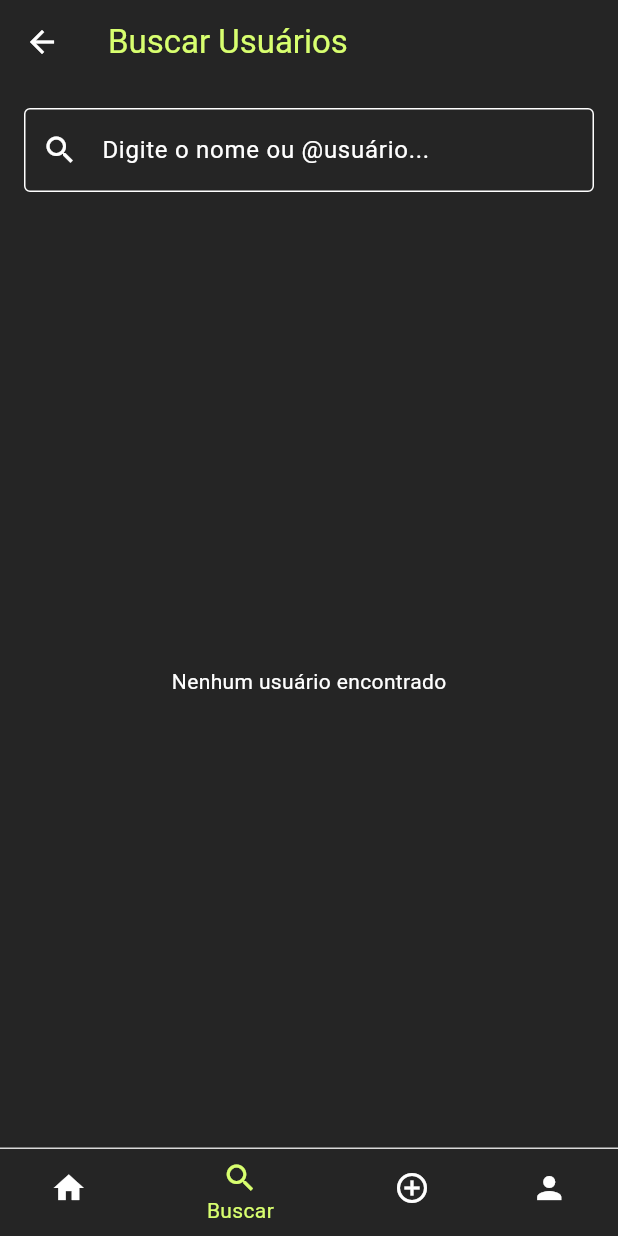
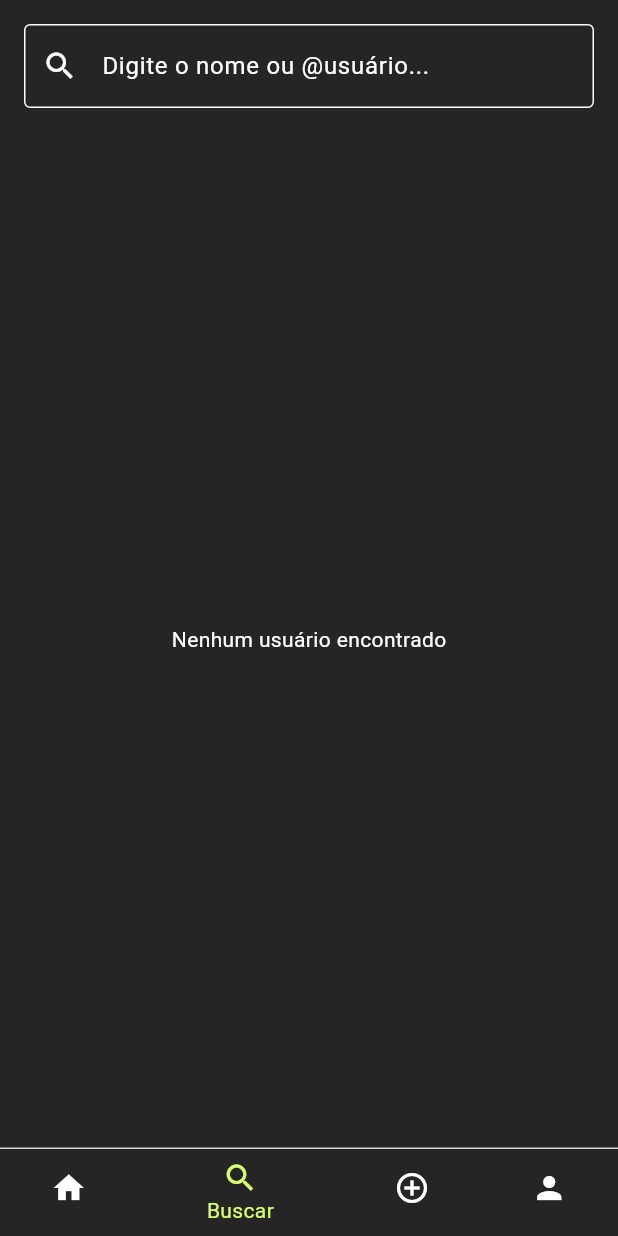
Before and after one commit to caiquedebrito/papacapim_ui, a Flutter app: the SearchScreen screen opened directly, on a phone screen of 412 x 824 dp. Run offline on Flutter 3.47's test engine with Material 3 defaults, Android fonts, the phone set to English and light mode, and no system bars.

Commit message:
Refactor: Update AppBar settings and improve layout consistency across multiple screens

```diff
--- a/lib/screens/feed_screen.dart
+++ b/lib/screens/feed_screen.dart
@@ -39,6 +39,7 @@ class FeedScreen extends StatelessWidget {
       child: Scaffold(
         appBar: AppBar(
           backgroundColor: Theme.of(context).colorScheme.primary,
+          automaticallyImplyLeading: false,
           title: const Row(
             mainAxisAlignment: MainAxisAlignment.spaceBetween,
             children: [
--- a/lib/screens/new_post_screen.dart
+++ b/lib/screens/new_post_screen.dart
@@ -50,6 +50,7 @@ class _NewPostScreenState extends State<NewPostScreen> {
   Widget build(BuildContext context) {
     return Scaffold(
       appBar: AppBar(
+        automaticallyImplyLeading: false,
         title: const Text("Nova Postagem"),
         backgroundColor: Theme.of(context).colorScheme.primary,
       ),
--- a/lib/screens/search_screen.dart
+++ b/lib/screens/search_screen.dart
@@ -56,11 +56,6 @@ class _SearchScreenState extends State<SearchScreen> {
   @override
   Widget build(BuildContext context) {
     return Scaffold(
-      appBar: AppBar(
-        title: const Text("Buscar Usuários",
-            style: TextStyle(color: Color(0xFFD8FF6F))),
-        backgroundColor: AppColors.black,
-      ),
       backgroundColor: AppColors.black,
       body: Column(
         children: [
@@ -73,8 +68,8 @@ class _SearchScreenState extends State<SearchScreen> {
                 hintText: "Digite o nome ou @usuário...",
                 border: OutlineInputBorder(
                   borderSide: BorderSide(
-                    color: Colors.grey, // Cor da borda padrão
-                    width: 2.0, // Espessura da borda
+                    color: Colors.grey,
+                    width: 2.0,
                   ),
                 ),
                 prefixIcon: Icon(Icons.search),
@@ -114,7 +109,7 @@ class _SearchScreenState extends State<SearchScreen> {
       ),
 
       bottomNavigationBar: const BottomNavigation(
-          currentIndex: 1), // Usando a navegação reutilizável
+          currentIndex: 1),
     );
   }
 }
```
Also changed, not shown: lib/screens/login_screen.dart (+5 -4 lines), lib/screens/my_profile_screen.dart (+12 -13 lines), lib/screens/profile_screen.dart (+5 -3 lines).
